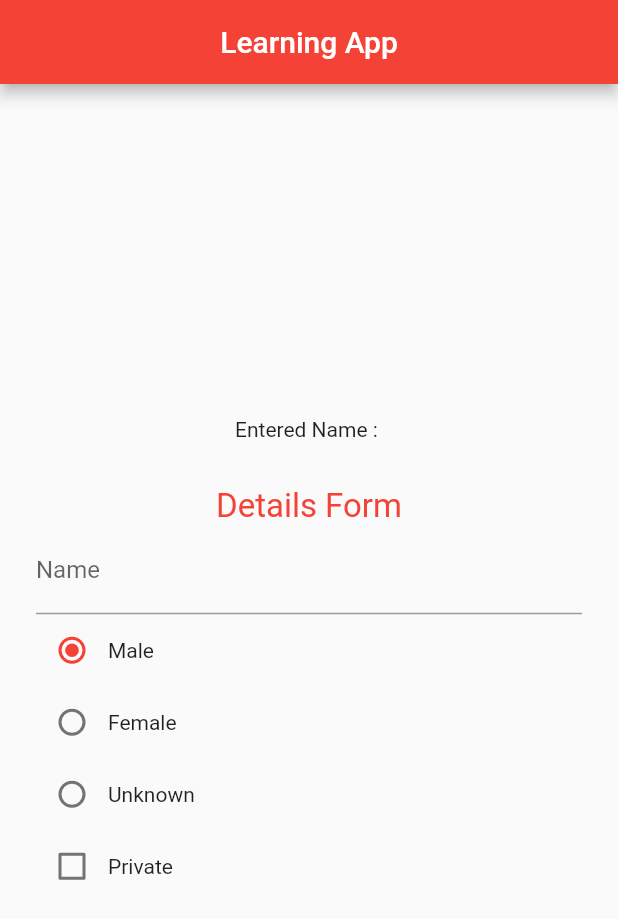
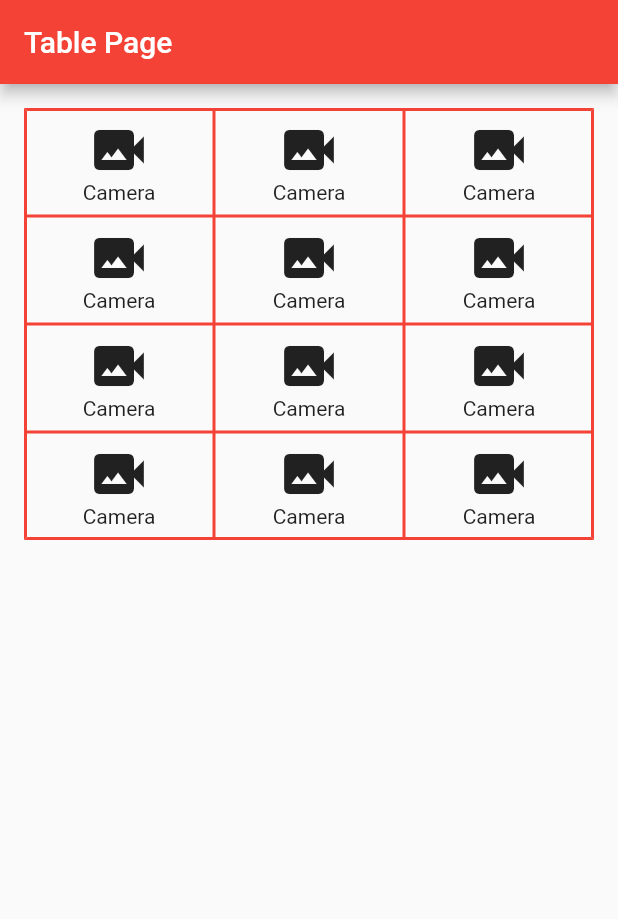
Before and after one commit to XaynMirxa22/flutter_learning, a Flutter app: the screen it shows after launch, on a phone screen of 412 x 824 dp. Shown: the top 919 px of the screen. Run offline on Flutter 3.47's test engine with Material 2 defaults, Android fonts, the phone set to English and light mode, and no system bars.

Commit message:
Part 3 Done

```diff
--- a/lib/main.dart
+++ b/lib/main.dart
@@ -1,5 +1,8 @@
 import 'package:flutter/material.dart';
+import 'package:lesson_1/pages/gridViewPage.dart';
 import 'package:lesson_1/pages/homepage.dart';
+import 'package:lesson_1/pages/listViewPage.dart';
+import 'package:lesson_1/pages/table.dart';
 
 void main() {
   runApp(const MyApp());
@@ -16,6 +19,17 @@ class MyApp extends StatelessWidget {
         theme: ThemeData(
           primarySwatch: Colors.red,
         ),
-        home: const HomePage());
+        //part 2 Input,Radio,Check,Label
+        //home: const HomePage());
+
+        //TODO:part 3
+        //List View
+        // home: const ListViewPage());
+
+        //Grid View
+        //home: const GridViewPage());
+
+        //Table View
+        home: const TablePage());
   }
 }
--- /dev/null
+++ b/lib/pages/gridViewPage.dart
@@ -0,0 +1,26 @@
+import 'package:flutter/material.dart';
+
+class GridViewPage extends StatelessWidget {
+  const GridViewPage({Key? key}) : super(key: key);
+
+  @override
+  Widget build(BuildContext context) {
+    return Scaffold(
+      appBar: AppBar(title: const Text('Grid View Page')),
+      body: GridView.builder(
+          itemCount: 100,
+          gridDelegate: const SliverGridDelegateWithFixedCrossAxisCount(
+              crossAxisCount: 2),
+          itemBuilder: (context, index) {
+            return ListTile(
+              onTap: () {
+                print("object");
+              },
+              title: const Text("This is Text"),
+              subtitle: const Text("Name"),
+              leading: const CircleAvatar(),
+            );
+          }),
+    );
+  }
+}
--- a/lib/pages/homepage.dart
+++ b/lib/pages/homepage.dart
@@ -101,7 +101,7 @@ class _HomePageState extends State<HomePage> {
                               checkBox1 = val;
                             });
                           }),
-                      Text("Private")
+                      const Text("Private")
                     ],
                   )
                 ],
--- /dev/null
+++ b/lib/pages/listViewPage.dart
@@ -0,0 +1,43 @@
+import 'package:flutter/material.dart';
+import 'package:lesson_1/main.dart';
+
+class ListViewPage extends StatefulWidget {
+  const ListViewPage({
+    Key? key,
+  }) : super(key: key);
+
+  @override
+  State<ListViewPage> createState() => _ListViewPageState();
+}
+
+class _ListViewPageState extends State<ListViewPage> {
+  TextEditingController _nameController = new TextEditingController();
+
+  var enterName = "";
+  bool? checkBox1 = false;
+  var groupValue = 1;
+
+  @override
+  Widget build(BuildContext context) {
+    return Scaffold(
+        appBar: AppBar(
+          title: const Center(child: Text("List View Page")),
+          backgroundColor: Colors.red,
+        ),
+        body: Padding(
+          padding: const EdgeInsets.all(16.0),
+          child: ListView.builder(
+              itemCount: 100,
+              itemBuilder: (context, index) {
+                return ListTile(
+                  leading: Icon(
+                    Icons.video_call,
+                    color: Colors.red,
+                  ),
+                  title: Text("This is my Text"),
+                  subtitle: Text("naming"),
+                );
+              }),
+        ));
+  }
+}
--- /dev/null
+++ b/lib/pages/table.dart
@@ -0,0 +1,174 @@
+import 'package:flutter/material.dart';
+
+class TablePage extends StatelessWidget {
+  const TablePage({Key? key}) : super(key: key);
+
+  @override
+  Widget build(BuildContext context) {
+    return Scaffold(
+      appBar: AppBar(
+        title: Text("Table Page"),
+      ),
+      body: Padding(
+        padding: const EdgeInsets.all(16.0),
+        child: Table(
+          border: TableBorder.all(width: 2.0, color: Colors.red),
+          children: [
+            TableRow(children: [
+              Padding(
+                padding: const EdgeInsets.all(8.0),
+                child: Column(
+                  children: [
+                    Icon(
+                      Icons.video_camera_back,
+                      size: 40.0,
+                    ),
+                    Text("Camera")
+                  ],
+                ),
+              ),
+              Padding(
+                padding: const EdgeInsets.all(8.0),
+                child: Column(
+                  children: [
+                    Icon(
+                      Icons.video_camera_back,
+                      size: 40.0,
+                    ),
+                    Text("Camera")
+                  ],
+                ),
+              ),
+              Padding(
+                padding: const EdgeInsets.all(8.0),
+                child: Column(
+                  children: [
+                    Icon(
+                      Icons.video_camera_back,
+                      size: 40.0,
+                    ),
+                    Text("Camera")
+                  ],
+                ),
+              ),
+            ]),
+            TableRow(children: [
+              Padding(
+                padding: const EdgeInsets.all(8.0),
+                child: Column(
+                  children: [
+                    Icon(
+                      Icons.video_camera_back,
+                      size: 40.0,
+                    ),
+                    Text("Camera")
+                  ],
+                ),
+              ),
+              Padding(
+                padding: const EdgeInsets.all(8.0),
+                child: Column(
+                  children: [
+                    Icon(
+                      Icons.video_camera_back,
+                      size: 40.0,
+                    ),
+                    Text("Camera")
+                  ],
+                ),
+              ),
+              Padding(
+                padding: const EdgeInsets.all(8.0),
+                child: Column(
+                  children: [
+                    Icon(
+                      Icons.video_camera_back,
+                      size: 40.0,
+                    ),
+                    Text("Camera")
+                  ],
+                ),
+              ),
+            ]),
+            TableRow(children: [
+              Padding(
+                padding: const EdgeInsets.all(8.0),
+                child: Column(
+                  children: [
+                    Icon(
+                      Icons.video_camera_back,
+                      size: 40.0,
+                    ),
+                    Text("Camera")
+                  ],
+                ),
+              ),
+              Padding(
+                padding: const EdgeInsets.all(8.0),
+                child: Column(
+                  children: [
+                    Icon(
+                      Icons.video_camera_back,
+                      size: 40.0,
+                    ),
+                    Text("Camera")
+                  ],
+                ),
+              ),
+              Padding(
+                padding: const EdgeInsets.all(8.0),
+                child: Column(
+                  children: [
+                    Icon(
+                      Icons.video_camera_back,
+                      size: 40.0,
+                    ),
+                    Text("Camera")
+                  ],
+                ),
+              ),
+            ]),
+            TableRow(children: [
+              Padding(
+                padding: const EdgeInsets.all(8.0),
+                child: Column(
+                  children: [
+                    Icon(
+                      Icons.video_camera_back,
+                      size: 40.0,
+                    ),
+                    Text("Camera")
+                  ],
+                ),
+              ),
+              Padding(
+                padding: const EdgeInsets.all(8.0),
+                child: Column(
+                  children: [
+                    Icon(
+                      Icons.video_camera_back,
+                      size: 40.0,
+                    ),
+                    Text("Camera")
+                  ],
+                ),
+              ),
+              Padding(
+                padding: const EdgeInsets.all(8.0),
+                child: Column(
+                  children: [
+                    Icon(
+                      Icons.video_camera_back,
+                      size: 40.0,
+                    ),
+                    Text("Camera")
+                  ],
+                ),
+              ),
+            ]),
+          ],
+        ),
+      ),
+    );
+  }
+}
```
